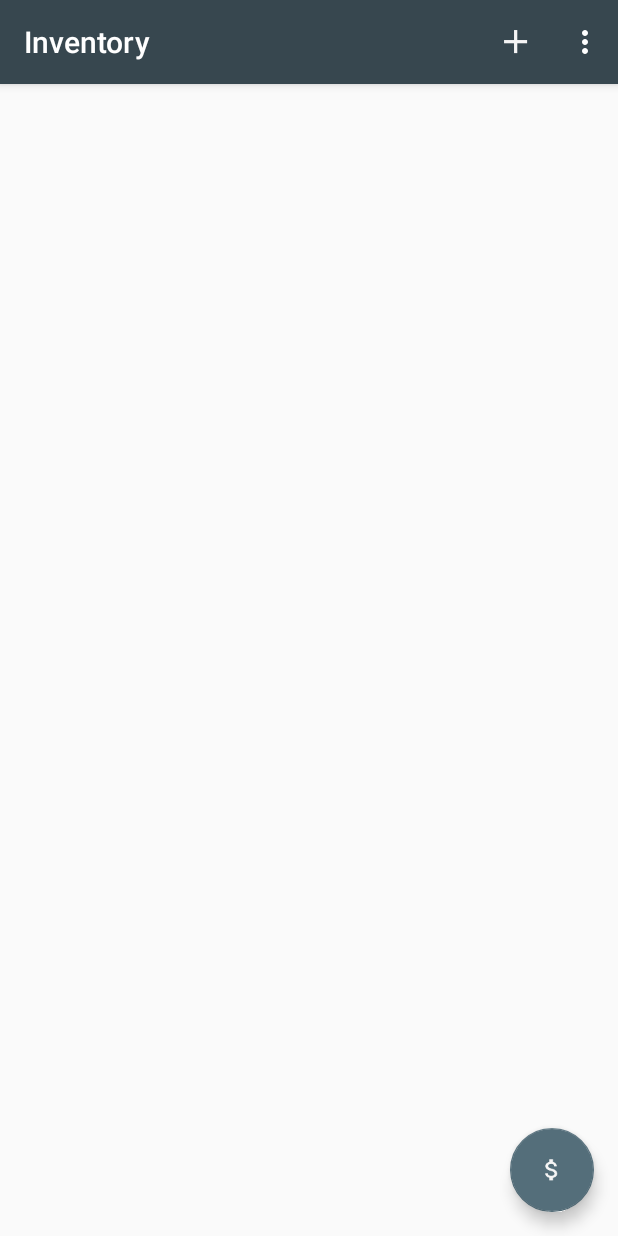
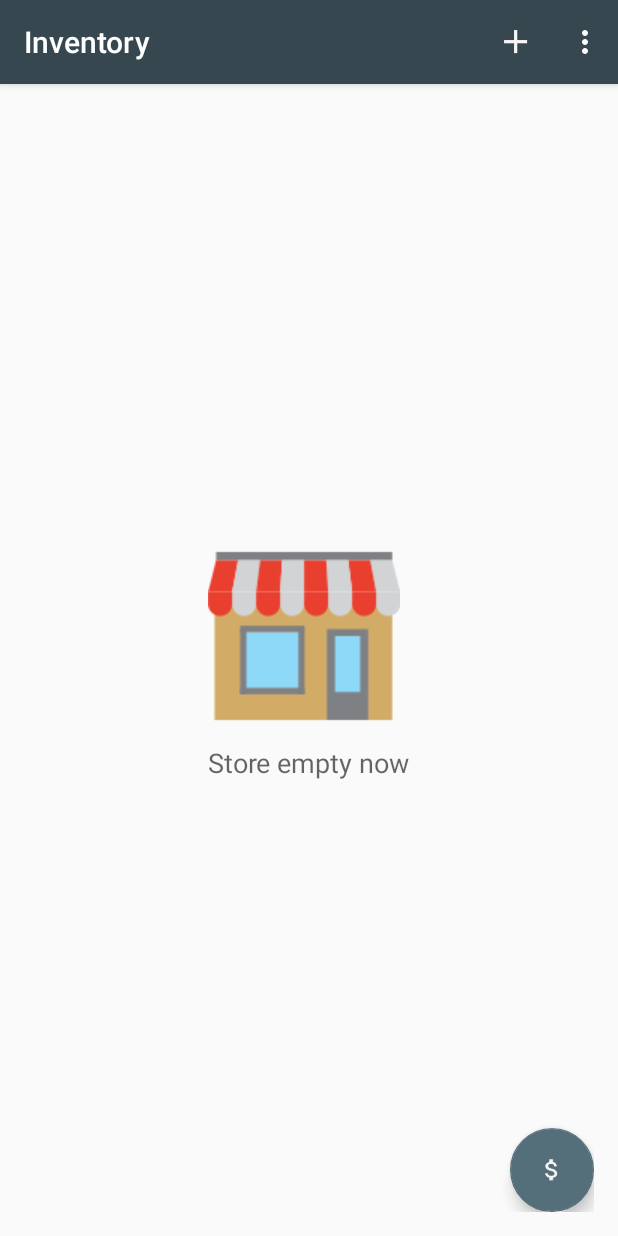
Before and after one commit to abanoub92/Inventory-app, an Android app: the screen it shows after launch (HomeActivity), on a phone screen of 412 x 824 dp. Run offline under Robolectric (Android 15) with nearby library versions, the phone set to English and light mode, and no system bars.

Commit message:
create grid view, list_item and productAdapter class

```diff
--- a/app/src/main/java/com/abanoub/unit/inventory/UI/HomeActivity.java
+++ b/app/src/main/java/com/abanoub/unit/inventory/UI/HomeActivity.java
@@ -1,16 +1,26 @@
 package com.abanoub.unit.inventory.UI;
 
+import android.app.LoaderManager;
 import android.content.Intent;
+import android.content.Loader;
+import android.database.Cursor;
 import android.support.design.widget.FloatingActionButton;
 import android.support.v7.app.AppCompatActivity;
 import android.os.Bundle;
 import android.view.Menu;
 import android.view.MenuItem;
 import android.view.View;
+import android.widget.AdapterView;
+import android.widget.CursorAdapter;
+import android.widget.GridView;
+import android.widget.ListView;
 
 import com.abanoub.unit.inventory.R;
+import com.abanoub.unit.inventory.adapter.ProductAdapter;
 
-public class HomeActivity extends AppCompatActivity {
+public class HomeActivity extends AppCompatActivity implements LoaderManager.LoaderCallbacks<Cursor> {
+
+    private CursorAdapter cursorAdapter;
 
     @Override
     protected void onCreate(Bundle savedInstanceState) {
@@ -24,6 +34,20 @@ public class HomeActivity extends AppCompatActivity {
 
             }
         });
+
+
+        GridView gridView = findViewById(R.id.product_list);
+        cursorAdapter = new ProductAdapter(this, null);
+        gridView.setAdapter(cursorAdapter);
+        gridView.setOnItemClickListener(new AdapterView.OnItemClickListener() {
+            @Override
+            public void onItemClick(AdapterView<?> adapterView, View view, int i, long l) {
+
+            }
+        });
+
+        View empty_list = findViewById(R.id.empty_view);
+        gridView.setEmptyView(empty_list);
     }
 
     @Override
@@ -46,4 +70,19 @@ public class HomeActivity extends AppCompatActivity {
         }
         return super.onOptionsItemSelected(item);
     }
+
+    @Override
+    public Loader<Cursor> onCreateLoader(int i, Bundle bundle) {
+        return null;
+    }
+
+    @Override
+    public void onLoadFinished(Loader<Cursor> loader, Cursor cursor) {
+
+    }
+
+    @Override
+    public void onLoaderReset(Loader<Cursor> loader) {
+
+    }
 }
--- a/app/src/main/res/layout/activity_home.xml
+++ b/app/src/main/res/layout/activity_home.xml
@@ -4,14 +4,50 @@
     xmlns:tools="http://schemas.android.com/tools"
     android:layout_width="match_parent"
     android:layout_height="match_parent"
+    android:padding="16dp"
     tools:context="com.abanoub.unit.inventory.UI.HomeActivity">
+
+    <GridView
+        android:id="@+id/product_list"
+        android:layout_width="match_parent"
+        android:layout_height="match_parent"
+        android:numColumns="2"
+        app:layout_constraintTop_toTopOf="parent"
+        app:layout_constraintBottom_toBottomOf="parent"
+        app:layout_constraintStart_toStartOf="parent"
+        app:layout_constraintEnd_toEndOf="parent"/>
+
+    <RelativeLayout
+        android:id="@+id/empty_view"
+        android:layout_width="wrap_content"
+        android:layout_height="wrap_content"
+        app:layout_constraintTop_toTopOf="parent"
+        app:layout_constraintBottom_toBottomOf="parent"
+        app:layout_constraintStart_toStartOf="parent"
+        app:layout_constraintEnd_toEndOf="parent">
+
+        <ImageView
+            android:id="@+id/image"
+            android:layout_width="wrap_content"
+            android:layout_height="wrap_content"
+            android:src="@drawable/store"
+            android:scaleType="centerCrop"/>
+
+        <TextView
+            android:layout_width="wrap_content"
+            android:layout_height="wrap_content"
+            android:text="@string/empty_text"
+            android:fontFamily="sans-serif"
+            android:textAppearance="?android:textAppearanceMedium"
+            android:layout_below="@id/image"
+            android:paddingTop="8dp"/>
+
+    </RelativeLayout>
 
     <android.support.design.widget.FloatingActionButton
         android:id="@+id/action_floating_button"
         android:layout_width="wrap_content"
         android:layout_height="wrap_content"
-        android:layout_marginRight="16dp"
-        android:layout_marginBottom="16dp"
         android:src="@drawable/ic_attach_money"
         android:scaleType="center"
         app:layout_constraintBottom_toBottomOf="parent"
--- a/app/src/main/res/values/strings.xml
+++ b/app/src/main/res/values/strings.xml
@@ -5,6 +5,8 @@
 
     <string name="action_menu_delete_all">Delete all products</string>
     <string name="action_menu_edit">Edit product</string>
+
+    <string name="empty_text">Store empty now</string>
 
     <string name="action_menu_add">Add product</string>
     <string name="action_menu_attach">Attach image</string>
```
Also changed, not shown: app/src/main/java/com/abanoub/unit/inventory/adapter/ProductAdapter.java (added, +63 -0 lines), app/src/main/res/layout/list_item.xml (added, +34 -0 lines), app/src/main/res/drawable/store.png (added).
